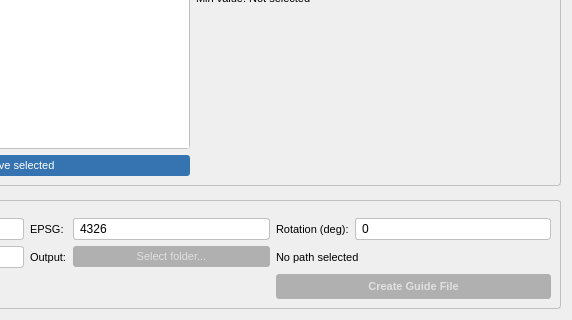
axelande/geodatafarm3, file widgets/create_guide_file_base.ui: the form before one commit; both pictures show x 548 to 1120 and y 260 to 580 of the 1120 by 580 pixel window.
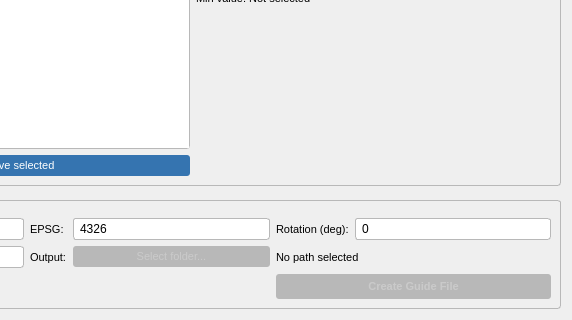
The form after the commit.

Patch:
```diff
--- a/widgets/create_guide_file_base.ui
+++ b/widgets/create_guide_file_base.ui
@@ -40,16 +40,16 @@
   background-color: #1e4a6e;
 }
 QPushButton:disabled {
-  background-color: #b0b0b0;
-  color: #e0e0e0;
+  background-color: palette(mid);
+  color: palette(midlight);
 }
 
 /* === Inputs === */
 QLineEdit, QPlainTextEdit, QTextEdit {
-  border: 1px solid #c0c0c0;
+  border: 1px solid palette(mid);
   border-radius: 3px;
   padding: 2px 4px;
-  background: #ffffff;
+  background: palette(base);
 }
 QLineEdit:focus, QPlainTextEdit:focus, QTextEdit:focus {
   border: 1px solid #3574b0;
@@ -57,10 +57,10 @@
 
 /* === Combo boxes === */
 QComboBox {
-  border: 1px solid #c0c0c0;
+  border: 1px solid palette(mid);
   border-radius: 3px;
   padding: 2px 4px;
-  background: #ffffff;
+  background: palette(base);
 }
 QComboBox:hover {
   border: 1px solid #3574b0;
@@ -70,15 +70,15 @@
   width: 20px;
 }
 QComboBox QAbstractItemView {
-  color: #000000;
-  background: #ffffff;
-  selection-color: #000000;
-  selection-background-color: #e0e0e0;
+  color: palette(text);
+  background: palette(base);
+  selection-color: palette(highlighted-text);
+  selection-background-color: palette(highlight);
 }
 
 /* === Group boxes === */
 QGroupBox {
-  border: 1px solid #c0c0c0;
+  border: 1px solid palette(mid);
   border-radius: 3px;
   margin-top: 8px;
   padding-top: 8px;
@@ -98,15 +98,15 @@
 
 /* === Table === */
 QTableWidget, QTableView {
-  border: 1px solid #c0c0c0;
+  border: 1px solid palette(mid);
   border-radius: 3px;
-  gridline-color: #e0e0e0;
+  gridline-color: palette(midlight);
 }
 QHeaderView::section {
-  background-color: #f0f0f0;
+  background-color: palette(window);
   border: none;
-  border-bottom: 1px solid #c0c0c0;
-  border-right: 1px solid #e0e0e0;
+  border-bottom: 1px solid palette(mid);
+  border-right: 1px solid palette(midlight);
   padding: 3px 6px;
   font-weight: bold;
   font-size: 8pt;
@@ -114,10 +114,10 @@
 
 /* === Spin boxes === */
 QSpinBox, QDoubleSpinBox, QDateEdit, QTimeEdit {
-  border: 1px solid #c0c0c0;
+  border: 1px solid palette(mid);
   border-radius: 3px;
   padding: 2px 4px;
-  background: #ffffff;
+  background: palette(base);
 }
    </string>
   </property>
@@ -477,7 +477,7 @@
         <property name="styleSheet">
          <string notr="true">QPushButton { background-color: #2e7d32; font-weight: bold; padding: 6px 16px; }
 QPushButton:hover { background-color: #1b5e20; }
-QPushButton:disabled { background-color: #b0b0b0; color: #e0e0e0; font-weight: bold; }</string>
+QPushButton:disabled { background-color: palette(mid); color: palette(midlight); font-weight: bold; }</string>
         </property>
        </widget>
       </item>
```
